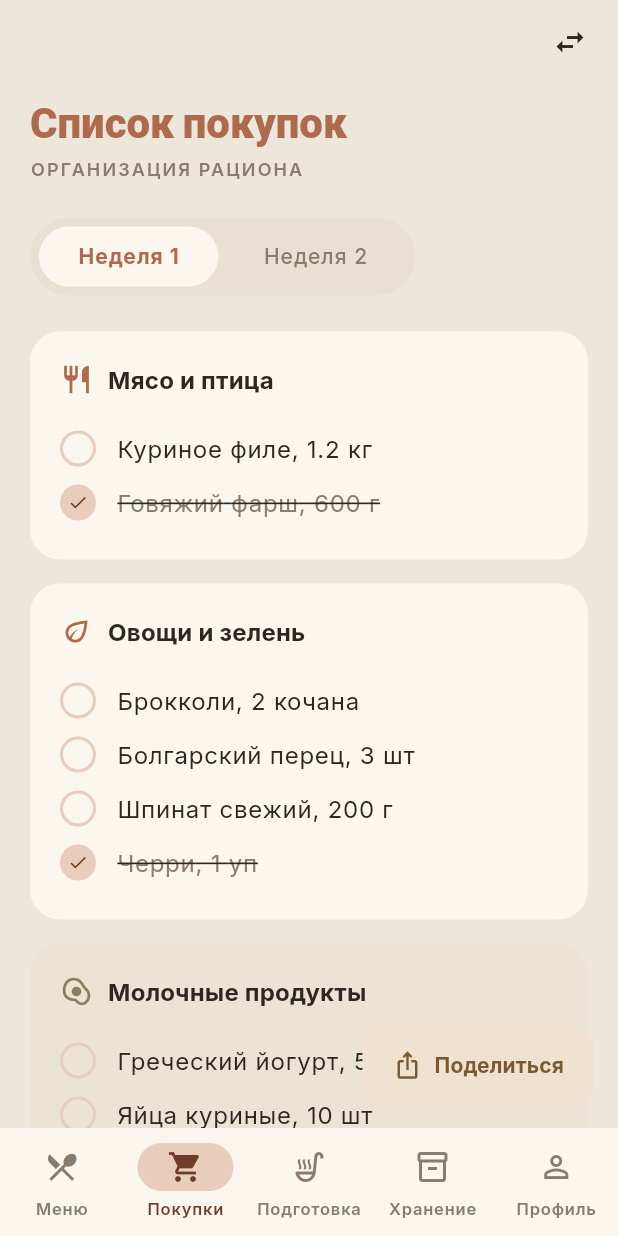
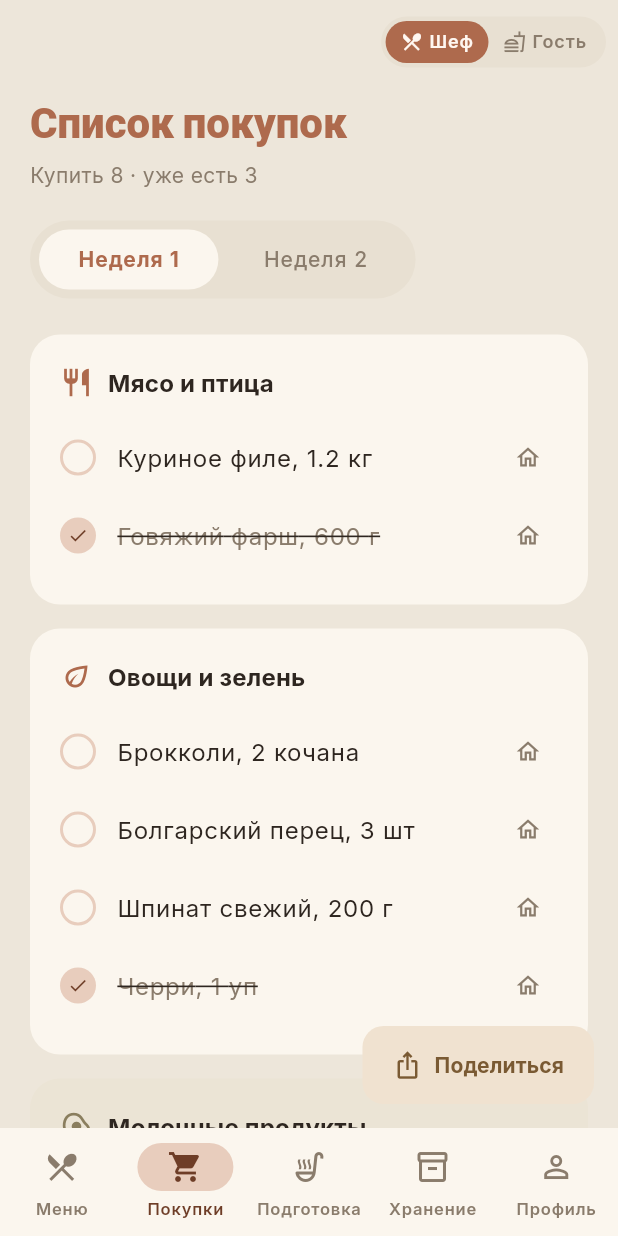
Before and after one commit to avelikzhanin/modular-chef, a Flutter app: the screen it shows after launch, item 2 of the bottom bar chosen, on a phone screen of 412 x 824 dp. Run offline on Flutter 3.47's test engine with Material 3 defaults, Android fonts, the phone set to English and light mode, and no system bars; our stand-ins replace cached_network_image, dio, go_router, google_fonts.

Commit message:
feat: Stage 6 (segmented role switch, guest 2 tabs) + Stage 7 (shopping buy/have)

```diff
--- a/lib/routing/app_router.dart
+++ b/lib/routing/app_router.dart
@@ -10,7 +10,6 @@ import 'package:modular_chef/screens/chef/two_week_menu_screen.dart';
 import 'package:modular_chef/screens/guest/assemble_dish_screen.dart';
 import 'package:modular_chef/screens/guest/inventory_screen.dart';
 import 'package:modular_chef/screens/guest/today_screen.dart';
-import 'package:modular_chef/screens/guest/week_screen.dart';
 import 'package:modular_chef/shell/chef_shell.dart';
 import 'package:modular_chef/shell/guest_shell.dart';
 import 'package:modular_chef/shell/role.dart';
@@ -24,7 +23,7 @@ final _rootNavigatorKey = GlobalKey<NavigatorState>();
 /// Создаёт `GoRouter`, который:
 ///  - слушает `RoleProvider` (refreshListenable)
 ///  - редиректит между Chef-веткой и Guest-веткой при смене роли
-///  - оборачивает каждую ветку в свой shell (5/3 табов)
+///  - оборачивает каждую ветку в свой shell (Шеф 5 / Гость 2 таба)
 GoRouter buildRouter(RoleProvider role) {
   return GoRouter(
     navigatorKey: _rootNavigatorKey,
@@ -107,7 +106,6 @@ ShellRoute _chefBranch() {
 ShellRoute _guestBranch() {
   const order = [
     Routes.guestToday,
-    Routes.guestWeek,
     Routes.guestInventory,
   ];
 
@@ -126,7 +124,6 @@ ShellRoute _guestBranch() {
     },
     routes: [
       GoRoute(path: Routes.guestToday, builder: (_, __) => const TodayScreen()),
-      GoRoute(path: Routes.guestWeek, builder: (_, __) => const WeekScreen()),
       GoRoute(path: Routes.guestInventory, builder: (_, __) => const InventoryScreen()),
     ],
   );
--- a/lib/routing/routes.dart
+++ b/lib/routing/routes.dart
@@ -14,9 +14,8 @@ abstract final class Routes {
   /// Push-экран Шефа: «Меню на 2 недели» (открывается после «Собрать меню»).
   static const chefTwoWeekMenu = '/chef/two-week-menu';
 
-  // Guest branch
+  // Guest branch (2 таба — «Моя неделя» убрана в v2)
   static const guestToday = '/guest/today';
-  static const guestWeek = '/guest/week';
   static const guestInventory = '/guest/inventory';
 
   /// Push-экран Гостя: «Собрать блюдо» (открывается из Сегодня / Запасы).
--- a/lib/screens/chef/shopping_screen.dart
+++ b/lib/screens/chef/shopping_screen.dart
@@ -2,8 +2,8 @@ import 'package:flutter/material.dart';
 import 'package:modular_chef/shell/role_switcher.dart';
 import 'package:modular_chef/theme/app_colors.dart';
 
-/// Шеф-экран «Список покупок» — порт chef/serene_5 из Stitch.
-/// Группы по отделам магазина + переключатель недель + чекбоксы.
+/// Шеф-экран «Список покупок» — порт chef/serene_5 + разделение «Купить» / «Уже есть».
+/// `bought` — отметка в магазине (зачёркнуто). `have` — «уже есть дома», покупать не надо.
 class ShoppingScreen extends StatefulWidget {
   const ShoppingScreen({super.key});
 
@@ -20,8 +20,8 @@ class _ShoppingScreenState extends State<ShoppingScreen> {
       icon: Icons.restaurant_outlined,
       tint: _SectionTint.primary,
       items: [
-        const _Item('Куриное филе, 1.2 кг'),
-        const _Item('Говяжий фарш, 600 г', checked: true),
+        _Item('Куриное филе, 1.2 кг'),
+        _Item('Говяжий фарш, 600 г', bought: true),
       ],
     ),
     _ShoppingSection(
@@ -29,10 +29,10 @@ class _ShoppingScreenState extends State<ShoppingScreen> {
       icon: Icons.eco_outlined,
       tint: _SectionTint.primary,
       items: [
-        const _Item('Брокколи, 2 кочана'),
-        const _Item('Болгарский перец, 3 шт'),
-        const _Item('Шпинат свежий, 200 г'),
-        const _Item('Черри, 1 уп', checked: true),
+        _Item('Брокколи, 2 кочана'),
+        _Item('Болгарский перец, 3 шт'),
+        _Item('Шпинат свежий, 200 г'),
+        _Item('Черри, 1 уп', bought: true),
       ],
     ),
     _ShoppingSection(
@@ -40,8 +40,8 @@ class _ShoppingScreenState extends State<ShoppingScreen> {
       icon: Icons.egg_alt_outlined,
       tint: _SectionTint.secondary,
       items: [
-        const _Item('Греческий йогурт, 500 г'),
-        const _Item('Яйца куриные, 10 шт'),
+        _Item('Греческий йогурт, 500 г'),
+        _Item('Яйца куриные, 10 шт', have: true),
       ],
     ),
     _ShoppingSection(
@@ -49,19 +49,23 @@ class _ShoppingScreenState extends State<ShoppingScreen> {
       icon: Icons.inventory_2_outlined,
       tint: _SectionTint.primary,
       items: [
-        const _Item('Оливковое масло, 1 л'),
-        const _Item('Киноа, 400 г'),
-        const _Item('Морская соль', checked: true),
+        _Item('Оливковое масло, 1 л', have: true),
+        _Item('Киноа, 400 г'),
+        _Item('Морская соль', have: true),
       ],
     ),
   ];
 
-  void _toggle(_ShoppingSection s, _Item item) {
-    setState(() {
-      final i = s.items.indexOf(item);
-      s.items[i] = item.copy(checked: !item.checked);
+  void _toggleBought(_Item item) => setState(() => item.bought = !item.bought);
+  void _toggleHave(_Item item) => setState(() {
+        item.have = !item.have;
+        if (item.have) item.bought = false; // «есть дома» — не надо покупать
       });
-  }
+
+  int get _toBuyCount =>
+      _sections.expand((s) => s.items).where((i) => !i.have).length;
+  int get _haveCount =>
+      _sections.expand((s) => s.items).where((i) => i.have).length;
 
   @override
   Widget build(BuildContext context) {
@@ -83,23 +87,23 @@ class _ShoppingScreenState extends State<ShoppingScreen> {
                   fontWeight: FontWeight.w800,
                 ),
               ),
-              const SizedBox(height: 4),
+              const SizedBox(height: 6),
               Text(
-                'ОРГАНИЗАЦИЯ РАЦИОНА',
-                style: tt.labelMedium?.copyWith(
-                  color: AppColors.onSurfaceVariant,
-                  fontWeight: FontWeight.w600,
-                  letterSpacing: 1.4,
+                'Купить $_toBuyCount · уже есть $_haveCount',
+                style: tt.bodyMedium?.copyWith(color: AppColors.onSurfaceVariant),
               ),
-              ),
-              const SizedBox(height: 24),
+              const SizedBox(height: 20),
               _WeekTabs(
                 index: _weekIndex,
                 onChanged: (i) => setState(() => _weekIndex = i),
               ),
               const SizedBox(height: 24),
               for (final s in _sections) ...[
-                _SectionBlock(section: s, onToggle: _toggle),
+                _SectionBlock(
+                  section: s,
+                  onToggleBought: _toggleBought,
+                  onToggleHave: _toggleHave,
+                ),
                 const SizedBox(height: 16),
               ],
             ],
@@ -142,10 +146,10 @@ class _ShoppingSection {
 }
 
 class _Item {
-  const _Item(this.title, {this.checked = false});
+  _Item(this.title, {this.bought = false, this.have = false});
   final String title;
-  final bool checked;
-  _Item copy({bool? checked}) => _Item(title, checked: checked ?? this.checked);
+  bool bought; // отмечено купленным в магазине
+  bool have; // уже есть дома — покупать не надо
 }
 
 class _WeekTabs extends StatelessWidget {
@@ -197,9 +201,14 @@ class _WeekTabs extends StatelessWidget {
 }
 
 class _SectionBlock extends StatelessWidget {
-  const _SectionBlock({required this.section, required this.onToggle});
+  const _SectionBlock({
+    required this.section,
+    required this.onToggleBought,
+    required this.onToggleHave,
+  });
   final _ShoppingSection section;
-  final void Function(_ShoppingSection, _Item) onToggle;
+  final ValueChanged<_Item> onToggleBought;
+  final ValueChanged<_Item> onToggleHave;
 
   @override
   Widget build(BuildContext context) {
@@ -210,6 +219,10 @@ class _SectionBlock extends StatelessWidget {
     final iconColor = section.tint == _SectionTint.secondary
         ? AppColors.secondary
         : AppColors.primary;
+
+    final toBuy = section.items.where((i) => !i.have).toList();
+    final have = section.items.where((i) => i.have).toList();
+
     return Container(
       padding: const EdgeInsets.all(20),
       decoration: BoxDecoration(
@@ -232,32 +245,88 @@ class _SectionBlock extends StatelessWidget {
               ),
             ],
           ),
-          const SizedBox(height: 16),
-          for (final item in section.items)
-            Padding(
+          const SizedBox(height: 12),
+          for (final item in toBuy)
+            _ItemRow(
+              item: item,
+              onToggleBought: () => onToggleBought(item),
+              onToggleHave: () => onToggleHave(item),
+            ),
+          if (have.isNotEmpty) ...[
+            const SizedBox(height: 8),
+            Text(
+              'УЖЕ ЕСТЬ',
+              style: tt.labelSmall?.copyWith(
+                color: AppColors.onSurfaceVariant,
+                fontWeight: FontWeight.w700,
+                letterSpacing: 1.4,
+              ),
+            ),
+            const SizedBox(height: 4),
+            for (final item in have)
+              _ItemRow(
+                item: item,
+                onToggleBought: () => onToggleBought(item),
+                onToggleHave: () => onToggleHave(item),
+              ),
+          ],
+        ],
+      ),
+    );
+  }
+}
+
+class _ItemRow extends StatelessWidget {
+  const _ItemRow({
+    required this.item,
+    required this.onToggleBought,
+    required this.onToggleHave,
+  });
+  final _Item item;
+  final VoidCallback onToggleBought;
+  final VoidCallback onToggleHave;
+
+  @override
+  Widget build(BuildContext context) {
+    final tt = Theme.of(context).textTheme;
+    final muted = item.have || item.bought;
+    return Padding(
       padding: const EdgeInsets.symmetric(vertical: 6),
-              child: InkWell(
-                onTap: () => onToggle(section, item),
       child: Row(
         children: [
-                    _Checkbox(checked: item.checked),
+          // Лидирующий маркер: для «купить» — чекбокс куплено; для «есть» — дом
+          if (item.have)
+            const Icon(Icons.home_filled, size: 22, color: AppColors.secondary)
+          else
+            GestureDetector(
+              onTap: onToggleBought,
+              child: _Checkbox(checked: item.bought),
+            ),
           const SizedBox(width: 14),
           Expanded(
+            child: GestureDetector(
+              onTap: item.have ? null : onToggleBought,
+              behavior: HitTestBehavior.opaque,
               child: Text(
                 item.title,
                 style: tt.bodyLarge?.copyWith(
-                          color: item.checked
-                              ? AppColors.onSurfaceVariant
-                              : AppColors.onSurface,
-                          decoration: item.checked
-                              ? TextDecoration.lineThrough
-                              : TextDecoration.none,
+                  color: muted ? AppColors.onSurfaceVariant : AppColors.onSurface,
+                  decoration:
+                      item.bought ? TextDecoration.lineThrough : TextDecoration.none,
                 ),
               ),
             ),
-                  ],
           ),
+          // Тоггл «есть дома»
+          IconButton(
+            visualDensity: VisualDensity.compact,
+            icon: Icon(
+              item.have ? Icons.undo : Icons.home_outlined,
+              size: 18,
+              color: AppColors.onSurfaceVariant,
             ),
+            tooltip: item.have ? 'Вернуть в покупки' : 'Уже есть дома',
+            onPressed: onToggleHave,
           ),
         ],
       ),
@@ -282,8 +351,7 @@ class _Checkbox extends StatelessWidget {
         shape: BoxShape.circle,
       ),
       child: checked
-          ? const Icon(Icons.check,
-              size: 14, color: AppColors.onPrimaryContainer)
+          ? const Icon(Icons.check, size: 14, color: AppColors.onPrimaryContainer)
           : null,
     );
   }
--- a/lib/shell/guest_shell.dart
+++ b/lib/shell/guest_shell.dart
@@ -12,16 +12,12 @@ class GuestShell extends StatelessWidget {
   final ValueChanged<int> onDestinationSelected;
   final Widget child;
 
+  // Гость живёт «сегодня» — горизонт недели убран (v2). Два таба.
   static const _destinations = <NavigationDestination>[
     NavigationDestination(
       icon: Icon(Icons.today_outlined),
       selectedIcon: Icon(Icons.today),
       label: 'Сегодня',
-    ),
-    NavigationDestination(
-      icon: Icon(Icons.calendar_month_outlined),
-      selectedIcon: Icon(Icons.calendar_month),
-      label: 'Неделя',
     ),
     NavigationDestination(
       icon: Icon(Icons.kitchen_outlined),
--- a/lib/shell/role_switcher.dart
+++ b/lib/shell/role_switcher.dart
@@ -2,32 +2,68 @@ import 'package:flutter/material.dart';
 import 'package:provider/provider.dart';
 import 'role.dart';
 import 'role_provider.dart';
+import 'package:modular_chef/theme/app_colors.dart';
 
-/// Кнопка в AppBar для переключения между Шефом и Гостем.
-/// Текст подсказки и SnackBar после тапа объясняют, в какую роль перешли.
+/// Компактный сегмент-переключатель «Шеф | Гость» для AppBar.
+/// Видны оба состояния — понятнее, чем иконка-стрелка.
 class RoleSwitcher extends StatelessWidget {
   const RoleSwitcher({super.key});
 
   @override
   Widget build(BuildContext context) {
     final role = context.watch<RoleProvider>().role;
-    final isChef = role == UserRole.chef;
-    final tooltip = isChef ? 'Стать Гостем' : 'Стать Шефом';
+    final tt = Theme.of(context).textTheme;
 
-    return IconButton(
-      icon: const Icon(Icons.swap_horiz),
-      tooltip: tooltip,
-      onPressed: () {
-        context.read<RoleProvider>().toggle();
-        final next = isChef ? 'Гость' : 'Шеф';
-        ScaffoldMessenger.of(context).showSnackBar(
-          SnackBar(
-            content: Text('Роль: $next'),
-            duration: const Duration(seconds: 1),
-            behavior: SnackBarBehavior.floating,
+    Widget seg(UserRole value, IconData icon, String label) {
+      final selected = role == value;
+      return GestureDetector(
+        behavior: HitTestBehavior.opaque,
+        onTap: () => context.read<RoleProvider>().setRole(value),
+        child: AnimatedContainer(
+          duration: const Duration(milliseconds: 180),
+          curve: Curves.easeOut,
+          padding: const EdgeInsets.symmetric(horizontal: 10, vertical: 6),
+          decoration: BoxDecoration(
+            color: selected ? AppColors.primary : Colors.transparent,
+            borderRadius: BorderRadius.circular(999),
           ),
-        );
-      },
+          child: Row(
+            mainAxisSize: MainAxisSize.min,
+            children: [
+              Icon(
+                icon,
+                size: 15,
+                color: selected ? AppColors.onPrimary : AppColors.onSurfaceVariant,
+              ),
+              const SizedBox(width: 4),
+              Text(
+                label,
+                style: tt.labelMedium?.copyWith(
+                  color:
+                      selected ? AppColors.onPrimary : AppColors.onSurfaceVariant,
+                  fontWeight: FontWeight.w600,
+                ),
+              ),
+            ],
+          ),
+        ),
+      );
+    }
+
+    return Container(
+      margin: const EdgeInsets.symmetric(vertical: 8),
+      padding: const EdgeInsets.all(3),
+      decoration: BoxDecoration(
+        color: AppColors.surfaceContainerLow,
+        borderRadius: BorderRadius.circular(999),
+      ),
+      child: Row(
+        mainAxisSize: MainAxisSize.min,
+        children: [
+          seg(UserRole.chef, Icons.restaurant_menu, 'Шеф'),
+          seg(UserRole.guest, Icons.fastfood_outlined, 'Гость'),
+        ],
+      ),
     );
   }
 }
```
Also changed, not shown: lib/screens/guest/week_screen.dart (deleted, +0 -317 lines), 1 other file. Lines whose indentation alone changed are shown as unchanged.
